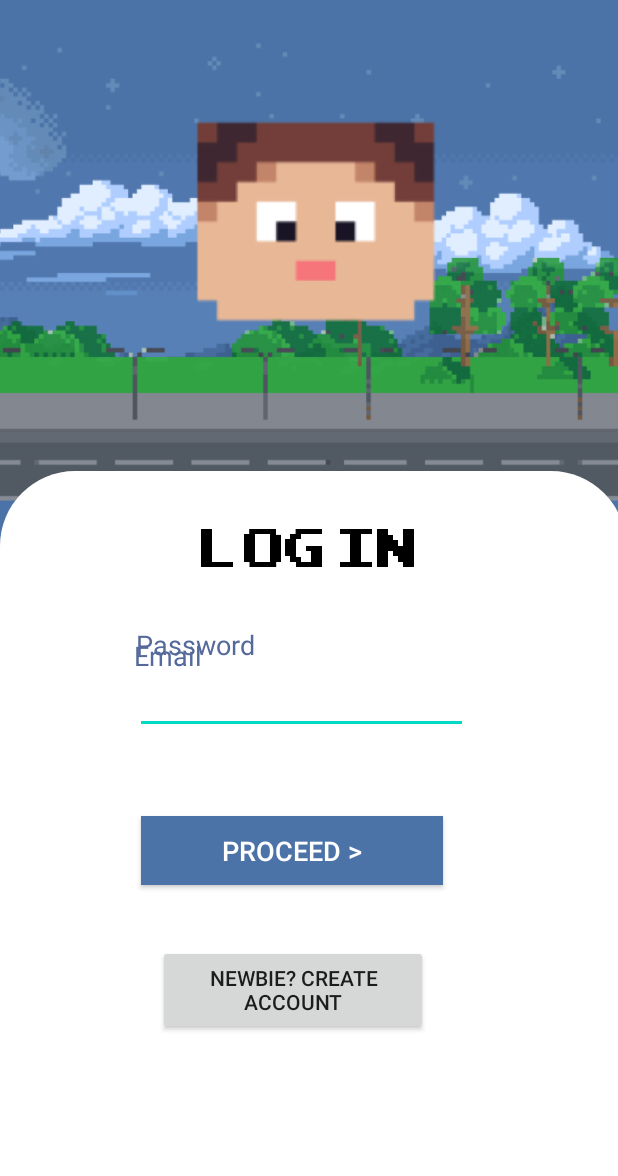
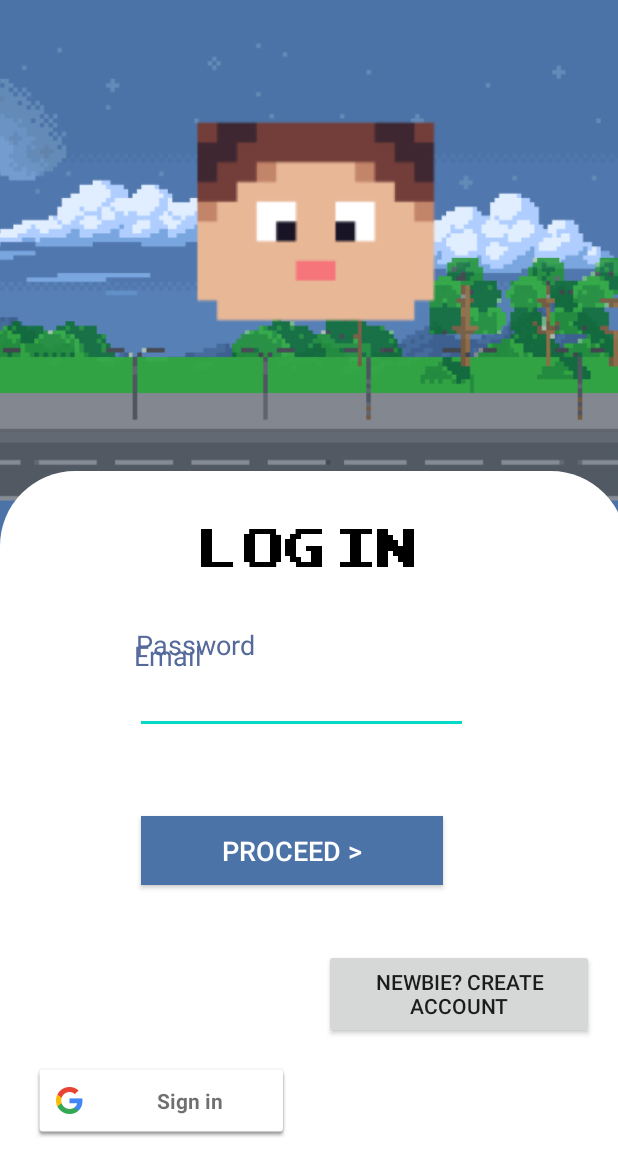
Before and after one commit to corico44/PES-RunnerWar-Frontend, an Android app: the screen it shows after launch (LoginActivity), on a phone screen of 412 x 824 dp. Shown: the top 1176 px of the screen. Run offline under Robolectric (Android 15) with nearby library versions, the phone set to English and light mode, and no system bars; our stand-ins replace Firebase (no records; nobody signed in at launch, a user with empty details on screens opened directly), Room's generated code, navigation-ui.

Commit message:
login con google acabado

```diff
--- a/app/src/main/java/com/example/runnerwar/ui/login/LoginActivity.kt
+++ b/app/src/main/java/com/example/runnerwar/ui/login/LoginActivity.kt
@@ -21,10 +21,23 @@ import com.example.runnerwar.Model.LoginUser
 import com.example.runnerwar.Model.User
 import com.example.runnerwar.NavActivity
 
+import com.google.android.gms.common.api.ApiException
+import com.google.firebase.auth.FirebaseAuth
+import com.google.firebase.auth.FirebaseUser
+import com.google.firebase.auth.GoogleAuthProvider
+import com.google.firebase.auth.ktx.auth
+import com.google.firebase.ktx.Firebase
+import com.google.android.gms.tasks.Task
+import com.google.android.gms.auth.api.Auth
+import com.google.android.gms.common.SignInButton
+
 
 import com.example.runnerwar.R
 import com.example.runnerwar.Repositories.UserRepository
 import com.example.runnerwar.ui.registro.RegistroActivity
+import com.google.android.gms.auth.api.signin.GoogleSignIn
+import com.google.android.gms.auth.api.signin.GoogleSignInClient
+import com.google.android.gms.auth.api.signin.GoogleSignInOptions
 import kotlinx.android.synthetic.main.login.*
 
 
@@ -32,10 +45,20 @@ import kotlinx.android.synthetic.main.login.*
 class LoginActivity : AppCompatActivity() {
 
     private lateinit var loginViewModel: LoginViewModel
+    private lateinit var auth: FirebaseAuth
+    lateinit var mGoogleSignInClient: GoogleSignInClient
 
     override fun onCreate(savedInstanceState: Bundle?) {
         super.onCreate(savedInstanceState)
         setContentView(R.layout.login)
+
+        val gso = GoogleSignInOptions.Builder(GoogleSignInOptions.DEFAULT_SIGN_IN)
+            .requestIdToken(getString(R.string.default_web_client_id))
+            .requestEmail()
+            .build()
+
+        mGoogleSignInClient = GoogleSignIn.getClient(this, gso)
+        auth = Firebase.auth
 
         val userDao = UserDataBase.getDataBase(application).userDao()
         val repository = UserRepository(userDao,"null")
@@ -48,6 +71,7 @@ class LoginActivity : AppCompatActivity() {
 
         val email = findViewById<EditText>(R.id.cuenta_email)
         val password = findViewById<EditText>(R.id.password_signup)
+        val signInButton = findViewById<SignInButton>(R.id.sign_in_button)
         val login = findViewById<Button>(R.id.signup_button)
         val error = findViewById<TextView>(R.id.error)
 
@@ -112,6 +136,12 @@ class LoginActivity : AppCompatActivity() {
             //val intent = Intent(this@LoginActivity, NavActivity::class.java)
             //startActivity(intent)
         }
+        signInButton.setOnClickListener{
+            var user = auth.currentUser
+            var pass = loginViewModel.hashString(user.hashCode().toString(),"SHA-256")
+            var lu : LoginUser = LoginUser(user.email.toString(), pass)
+            loginViewModel.logIn(lu)
+        }
 
     }
 
--- a/app/src/main/res/layout/login.xml
+++ b/app/src/main/res/layout/login.xml
@@ -120,9 +120,9 @@
             android:layout_width="180dp"
             android:layout_height="60dp" android:id="@+id/CreateAccButto"
             app:layout_constraintTop_toBottomOf="@+id/signup_button"
-            app:layout_constraintBottom_toBottomOf="parent" app:layout_constraintVertical_bias="0.229"
+            app:layout_constraintBottom_toBottomOf="parent" app:layout_constraintVertical_bias="0.244"
             app:layout_constraintEnd_toEndOf="parent" app:layout_constraintStart_toStartOf="parent"
-            app:layout_constraintHorizontal_bias="0.455"/>
+            app:layout_constraintHorizontal_bias="0.93"/>
     <TextView
             android:layout_width="232dp"
             android:layout_height="29dp" android:id="@+id/error"
@@ -132,5 +132,12 @@
             android:textColor="#F44336"
             app:layout_constraintVertical_bias="0.937" android:layout_marginTop="30dp"/>
 
-
-</androidx.constraintlayout.widget.ConstraintLayout>
+    <com.google.android.gms.common.SignInButton
+            android:id="@+id/sign_in_button"
+            android:layout_width="171dp"
+            android:layout_height="50dp" tools:ignore="MissingConstraints"
+            app:layout_constraintBottom_toBottomOf="parent" app:layout_constraintEnd_toEndOf="parent"
+            app:layout_constraintStart_toStartOf="parent" app:layout_constraintHorizontal_bias="0.091"
+            android:layout_marginBottom="16dp" app:layout_constraintTop_toTopOf="@+id/rectanguloBlanco"
+            app:layout_constraintVertical_bias="0.889"/>
+    </androidx.constraintlayout.widget.ConstraintLayout>
```
